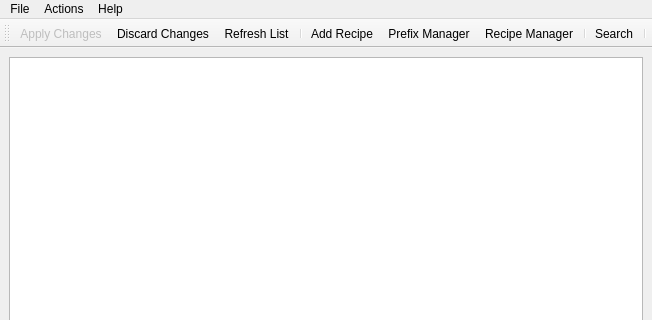
Above: designer/gui_pybombs.ui from NinjaComics/pybombs-qtgui before the change; both pictures show x 0 to 652 and y 0 to 320 of the 652 by 464 pixel window. Below: the same form after it.
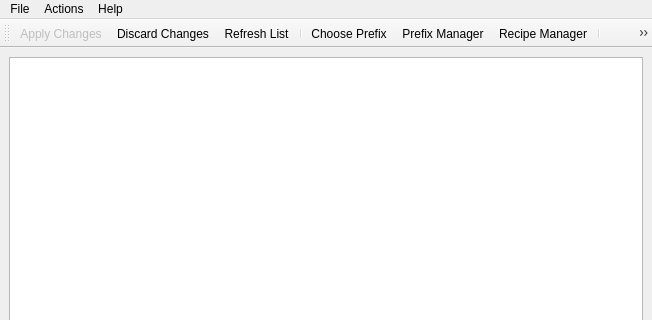
That is the form after the change.

Commit message: Implement prefix chooser properly

Patch:
```diff
--- a/designer/gui_pybombs.ui
+++ b/designer/gui_pybombs.ui
@@ -95,7 +95,7 @@
    <addaction name="action_Discard_Changes"/>
    <addaction name="action_Refresh"/>
    <addaction name="separator"/>
-   <addaction name="action_Add_Recipe"/>
+   <addaction name="action_Choose_Prefix"/>
    <addaction name="action_Prefix_Manager"/>
    <addaction name="action_Recipe_Manager"/>
    <addaction name="separator"/>
@@ -183,6 +183,11 @@
     <string>&amp;Add Recipe</string>
    </property>
   </action>
+  <action name="action_Choose_Prefix">
+   <property name="text">
+    <string>&amp;Choose Prefix</string>
+   </property>
+  </action>
  </widget>
  <resources>
   <include location="../myicons.qrc"/>
```
Left out of the diff: 4 changed lines with no effect on the pictures. The commit also changes 5 other files.
